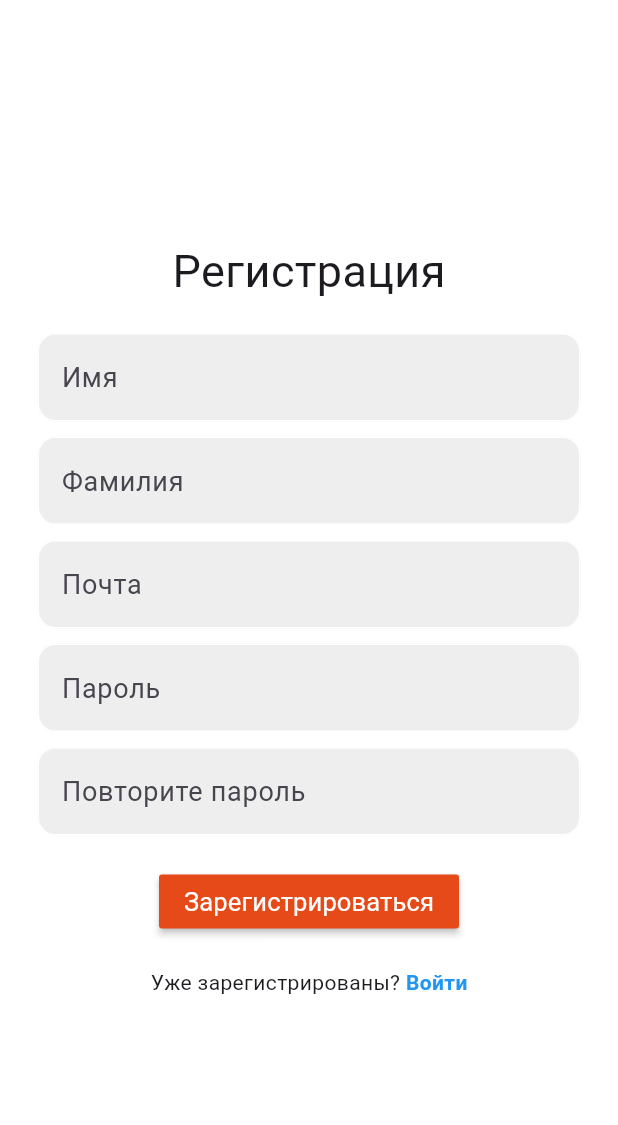
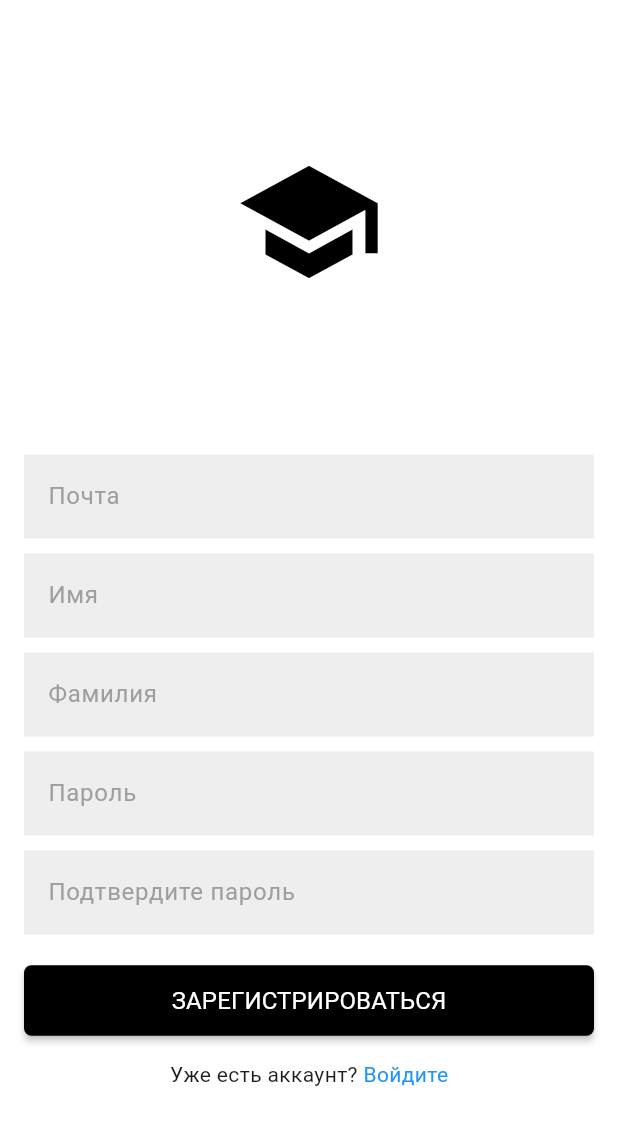
Before and after one commit to ascial/education_control, a Flutter app: the screen it shows after launch, after a tap on "Зарегистрируйтесь", on a phone screen of 412 x 824 dp. Shown: the top 1125 px of the screen. Run offline on Flutter 3.47's test engine with Material 3 defaults, Android fonts, the phone set to English and light mode, and no system bars; our stand-ins replace cloud_firestore, firebase_auth, firebase_core; accounts and stored records are empty.

Commit message:
replacing old auth in process

```diff
--- /dev/null
+++ b/lib/education_app.dart
@@ -0,0 +1,14 @@
+import 'package:edu_sys/router/router.dart';
+import 'package:flutter/material.dart';
+
+class EducationApp extends StatelessWidget {
+  const EducationApp({super.key});
+
+  @override
+  Widget build(BuildContext context) {
+    return MaterialApp(
+      theme: ThemeData(scaffoldBackgroundColor: Colors.white),
+      routes: router,
+    );
+  }
+}
--- a/lib/features/auth/redirect_home_auth.dart
+++ b/lib/features/auth/redirect_home_auth.dart
@@ -3,8 +3,8 @@ import 'package:edu_sys/features/auth/view/verify_email_screen.dart';
 import 'package:firebase_auth/firebase_auth.dart';
 import 'package:flutter/material.dart';
 
-class MainPage extends StatelessWidget {
-  const MainPage({super.key});
+class AuthStateRedirect extends StatelessWidget {
+  const AuthStateRedirect({super.key});
 
   @override
   Widget build(BuildContext context) {
--- a/lib/features/auth/toggle_auth_screens.dart
+++ b/lib/features/auth/toggle_auth_screens.dart
@@ -1,5 +1,5 @@
-import 'package:edu_sys/features/auth/view/login_screen.dart';
 import 'package:edu_sys/features/auth/view/register_screen.dart';
+import 'package:edu_sys/features/auth2/view/login_screen.dart';
 import 'package:flutter/material.dart';
 
 class AuthPage extends StatefulWidget {
@@ -21,7 +21,7 @@ class _AuthPageState extends State<AuthPage> {
   @override
   Widget build(BuildContext context) {
     if (showLoginPage) {
-      return LoginPage(showRegisterPage: toggleScreens);
+      return const LoginScreen();
     } else {
       return RegisterPage(showLoginPage: toggleScreens);
     }
--- /dev/null
+++ b/lib/features/auth2/view/forgot_password_screen.dart
@@ -0,0 +1,46 @@
+import 'package:edu_sys/features/auth2/widgets/auth_button.dart';
+import 'package:edu_sys/features/auth2/widgets/auth_help_text.dart';
+import 'package:edu_sys/features/auth2/widgets/auth_textfield.dart';
+import 'package:flutter/material.dart';
+
+class ForgotPasswordScreen extends StatefulWidget {
+  const ForgotPasswordScreen({super.key});
+
+  @override
+  State<ForgotPasswordScreen> createState() => _ForgotPasswordScreenState();
+}
+
+class _ForgotPasswordScreenState extends State<ForgotPasswordScreen> {
+  final emailController = TextEditingController();
+
+  @override
+  Widget build(BuildContext context) {
+    return Scaffold(
+      appBar: AppBar(),
+      body: Center(
+        child: Column(
+          mainAxisAlignment: MainAxisAlignment.center,
+          children: [
+            const Icon(Icons.school, size: 100, color: Colors.black),
+            const SizedBox(height: 100),
+            AuthHelpText(
+              text: 'Введите адрес электронной почты',
+              activeText: '',
+              alignment: MainAxisAlignment.center,
+              onTap: () {},
+            ),
+            AuthTextField(
+              hint: 'Почта',
+              obscureText: false,
+              controller: emailController,
+            ),
+            AuthButton(
+              onPressed: () {},
+              text: 'ВОССТАНОВИТЬ',
+            )
+          ],
+        ),
+      ),
+    );
+  }
+}
--- /dev/null
+++ b/lib/features/auth2/view/login_screen.dart
@@ -0,0 +1,73 @@
+import 'package:edu_sys/features/auth2/widgets/auth_help_text.dart';
+import 'package:edu_sys/features/auth2/widgets/auth_button.dart';
+import 'package:edu_sys/features/auth2/widgets/auth_textfield.dart';
+import 'package:flutter/material.dart';
+
+class LoginScreen extends StatefulWidget {
+  const LoginScreen({super.key});
+
+  @override
+  State<LoginScreen> createState() => _LoginScreenState();
+}
+
+class _LoginScreenState extends State<LoginScreen> {
+  final emailController = TextEditingController();
+  final passwordController = TextEditingController();
+
+  @override
+  void dispose() {
+    emailController.dispose();
+    passwordController.dispose();
+    super.dispose();
+  }
+
+  @override
+  Widget build(BuildContext context) {
+    return Scaffold(
+      body: SafeArea(
+          child: Center(
+        child: SingleChildScrollView(
+          child: Column(
+            mainAxisAlignment: MainAxisAlignment.center,
+            children: [
+              const Icon(Icons.school, size: 100, color: Colors.black),
+              const SizedBox(height: 100),
+              AuthTextField(
+                hint: 'Почта',
+                obscureText: false,
+                controller: emailController,
+              ),
+              AuthTextField(
+                hint: 'Пароль',
+                obscureText: true,
+                controller: passwordController,
+              ),
+              AuthHelpText(
+                text: '',
+                activeText: 'Забыли пароль?',
+                alignment: MainAxisAlignment.end,
+                onTap: () {
+                  Navigator.of(context).pushNamed('/forgot_password');
+                },
+              ),
+              AuthButton(
+                text: 'ВОЙТИ',
+                onPressed: () {
+
+                },
+              ),
+              AuthHelpText(
+                text: 'Нет аккаунта?',
+                activeText: 'Зарегистрируйтесь',
+                alignment: MainAxisAlignment.center,
+                onTap: () {
+                  Navigator.of(context).pushNamed('/register');
+                },
+              ),
+            ],
+          ),
+        ),
+      )),
+    );
+  }
+}
--- /dev/null
+++ b/lib/features/auth2/view/register_screen.dart
@@ -0,0 +1,82 @@
+import 'package:edu_sys/features/auth2/widgets/auth_button.dart';
+import 'package:edu_sys/features/auth2/widgets/auth_help_text.dart';
+import 'package:edu_sys/features/auth2/widgets/auth_textfield.dart';
+import 'package:flutter/material.dart';
+
+class RegisterScreen extends StatefulWidget {
+  const RegisterScreen({super.key});
+
+  @override
+  State<RegisterScreen> createState() => _RegisterScreenState();
+}
+
+class _RegisterScreenState extends State<RegisterScreen> {
+  final emailController = TextEditingController();
+  final firstNameController = TextEditingController();
+  final lastNameController = TextEditingController();
+  final passwordController = TextEditingController();
+  final confirmPasswordController = TextEditingController();
+
+  @override
+  void dispose() {
+    emailController.dispose();
+    firstNameController.dispose();
+    lastNameController.dispose();
+    passwordController.dispose();
+    confirmPasswordController.dispose();
+    super.dispose();
+  }
+
+  @override
+  Widget build(BuildContext context) {
+    return Scaffold(
+      body: SafeArea(
+        child: Center(
+          child: SingleChildScrollView(
+            child: Column(
+              mainAxisAlignment: MainAxisAlignment.center,
+              children: [
+                const Icon(Icons.school, size: 100, color: Colors.black),
+                const SizedBox(height: 100),
+                AuthTextField(
+                  hint: 'Почта',
+                  obscureText: false,
+                  controller: emailController,
+                ),
+                AuthTextField(
+                  hint: 'Имя',
+                  obscureText: false,
+                  controller: firstNameController,
+                ),
+                AuthTextField(
+                  hint: 'Фамилия',
+                  obscureText: false,
+                  controller: lastNameController,
+                ),
+                AuthTextField(
+                  hint: 'Пароль',
+                  obscureText: false,
+                  controller: passwordController,
+                ),
+                AuthTextField(
+                  hint: 'Подтвердите пароль',
+                  obscureText: false,
+                  controller: confirmPasswordController,
+                ),
+                AuthButton(onPressed: () {}, text: 'ЗАРЕГИСТРИРОВАТЬСЯ'),
+                AuthHelpText(
+                  text: 'Уже есть аккаунт?',
+                  activeText: 'Войдите',
+                  alignment: MainAxisAlignment.center,
+                  onTap: () {
+                    Navigator.pop(context);
+                  },
+                )
+              ],
+            ),
+          ),
+        ),
+      ),
+    );
+  }
+}
--- /dev/null
+++ b/lib/features/auth2/widgets/auth_button.dart
@@ -0,0 +1,34 @@
+import 'package:flutter/material.dart';
+
+class AuthButton extends StatelessWidget {
+  final String text;
+  final void Function() onPressed;
+
+  const AuthButton({
+    super.key,
+    required this.onPressed,
+    required this.text,
+  });
+
+  @override
+  Widget build(BuildContext context) {
+    return Padding(
+      padding: const EdgeInsets.symmetric(horizontal: 16, vertical: 15),
+      child: MaterialButton(
+        padding: const EdgeInsets.symmetric(vertical: 12),
+        color: Colors.black,
+        textColor: Colors.white,
+        minWidth: double.infinity,
+        shape: RoundedRectangleBorder(borderRadius: BorderRadius.circular(5)),
+        onPressed: onPressed,
+        child: Text(
+          text,
+          style: const TextStyle(
+            fontSize: 16,
+            fontWeight: FontWeight.normal,
+          ),
+        ),
+      ),
+    );
+  }
+}
--- /dev/null
+++ b/lib/features/auth2/widgets/auth_help_text.dart
@@ -0,0 +1,37 @@
+import 'package:flutter/material.dart';
+
+class AuthHelpText extends StatelessWidget {
+  final String text, activeText;
+  final MainAxisAlignment alignment;
+  final void Function() onTap;
+
+  const AuthHelpText({
+    super.key,
+    required this.text,
+    required this.activeText,
+    required this.alignment,
+    required this.onTap,
+  });
+
+  @override
+  Widget build(BuildContext context) {
+    return Padding(
+      padding: const EdgeInsets.symmetric(horizontal: 16, vertical: 0),
+      child: Row(
+        mainAxisAlignment: alignment,
+        children: [
+          Text(
+            '$text ',
+          ),
+          InkWell(
+            onTap: onTap,
+            child: Text(
+              activeText,
+              style: const TextStyle(color: Colors.blue),
+            ),
+          ),
+        ],
+      ),
+    );
+  }
+}
--- /dev/null
+++ b/lib/features/auth2/widgets/auth_textfield.dart
@@ -0,0 +1,43 @@
+import 'package:flutter/material.dart';
+
+class AuthTextField extends StatelessWidget {
+  final TextEditingController controller;
+  final String hint;
+  final bool obscureText;
+
+  const AuthTextField({
+    super.key,
+    required this.hint,
+    required this.obscureText,
+    required this.controller,
+  });
+
+  @override
+  Widget build(BuildContext context) {
+    return Padding(
+      padding: const EdgeInsets.symmetric(horizontal: 16, vertical: 5),
+      child: TextField(
+        controller: controller,
+        cursorColor: Colors.black,
+        obscureText: obscureText,
+        decoration: InputDecoration(
+          enabledBorder: InputBorder.none,
+          focusedBorder: const OutlineInputBorder(
+            borderSide: BorderSide(color: Colors.black),
+            borderRadius: BorderRadius.zero,
+          ),
+          fillColor: Colors.grey[200],
+          filled: true,
+          hintText: hint,
+          hintStyle: const TextStyle(
+            color: Colors.grey,
+            fontSize: 16,
+            fontWeight: FontWeight.normal,
+          ),
+          contentPadding:
+              const EdgeInsets.symmetric(vertical: 16, horizontal: 12),
+        ),
+      ),
+    );
+  }
+}
--- a/lib/main.dart
+++ b/lib/main.dart
@@ -1,26 +1,12 @@
+import 'package:edu_sys/education_app.dart';
 import 'package:edu_sys/firebase_options.dart';
-import 'package:edu_sys/features/auth/redirect_home_auth.dart';
 import 'package:firebase_core/firebase_core.dart';
 import 'package:flutter/material.dart';
 
 void main() async {
   WidgetsFlutterBinding.ensureInitialized();
-
   await Firebase.initializeApp(
     options: DefaultFirebaseOptions.currentPlatform,
   );
-
   runApp(const EducationApp());
 }
-
-class EducationApp extends StatelessWidget {
-  const EducationApp({super.key});
-
-  @override
-  Widget build(BuildContext context) {
-    return MaterialApp(
-      theme: ThemeData(scaffoldBackgroundColor: Colors.white),
-      home: const MainPage(),
-    );
-  }
-}
--- /dev/null
+++ b/lib/router/router.dart
@@ -0,0 +1,11 @@
+import 'package:edu_sys/features/auth/redirect_home_auth.dart';
+import 'package:edu_sys/features/auth2/view/forgot_password_screen.dart';
+import 'package:edu_sys/features/auth2/view/login_screen.dart';
+import 'package:edu_sys/features/auth2/view/register_screen.dart';
+
+final router = {
+  '/': (context) => const AuthStateRedirect(),
+  '/register': (context) => const RegisterScreen(),
+  '/login': (context) => const LoginScreen(),
+  '/forgot_password': (context) => const ForgotPasswordScreen(),
+};
```
